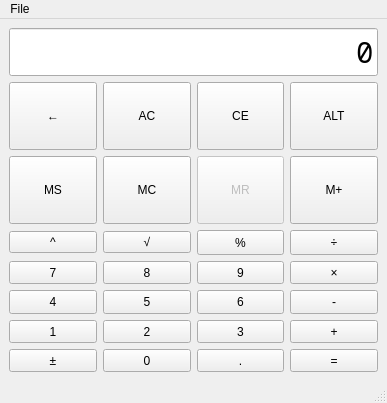
First picture: the form in mainwindow.ui, repository bonevelous/basicalc, before the edit.
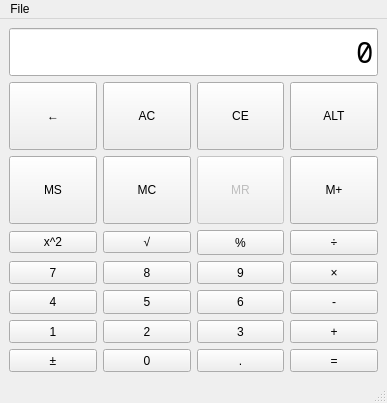
Second picture: the form after the edit. Custom widgets are drawn as their Qt base class.

```diff
--- a/mainwindow.ui
+++ b/mainwindow.ui
@@ -200,7 +200,7 @@
       <item row="1" column="1">
        <widget class="FuncButton" name="buttonPow">
         <property name="text">
-         <string>^</string>
+         <string>x^2</string>
         </property>
        </widget>
       </item>
```
Left out of the diff: 4 changed lines with no effect on the pictures.
